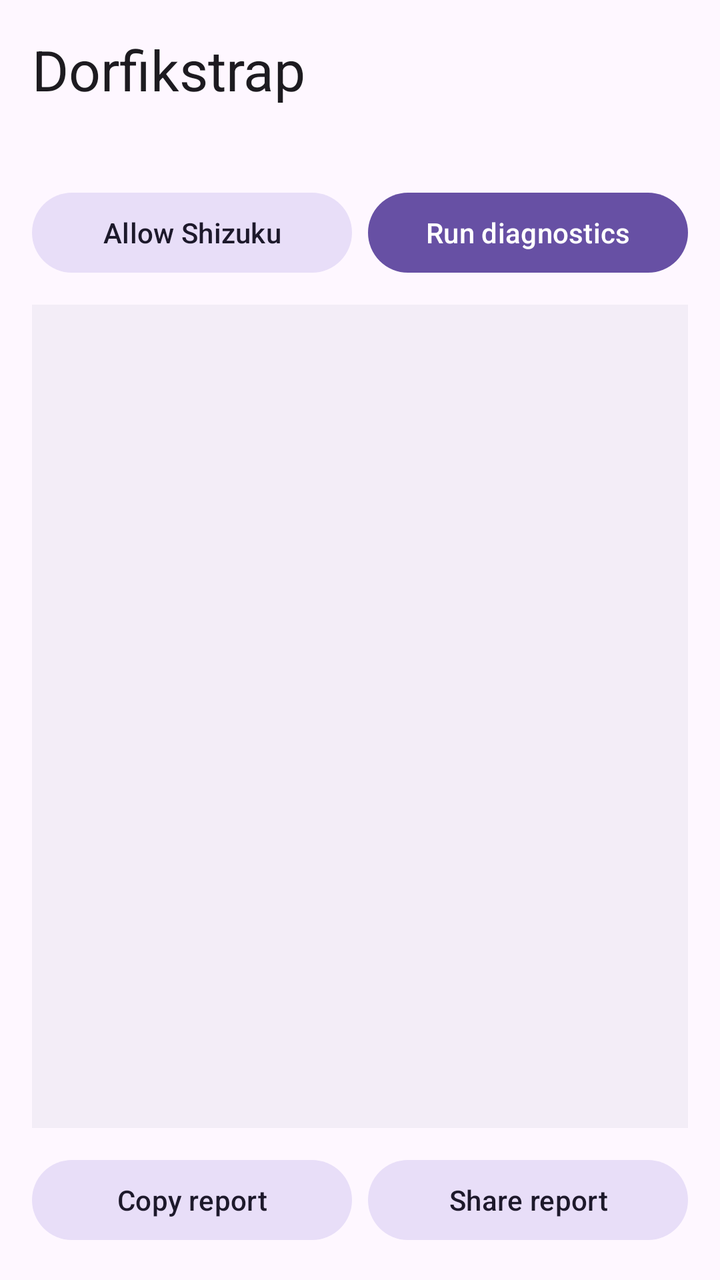
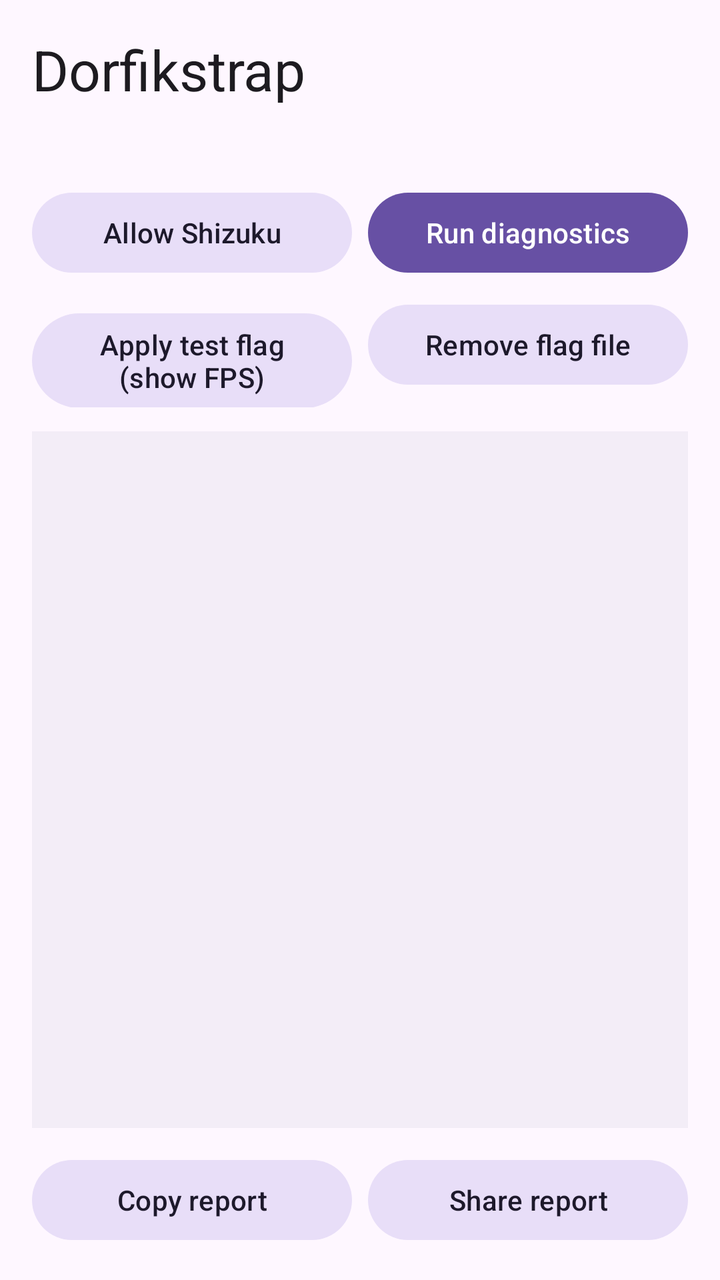

Before-and-after screenshots of an Android layout around one commit, followed by the original layout XML and the change that was made.
<!-- AndroidManifest.xml: application theme Theme.Dorfikstrap -->
<!-- res/layout/activity_main.xml -->
<?xml version="1.0" encoding="utf-8"?>
<LinearLayout xmlns:android="http://schemas.android.com/apk/res/android"
    android:layout_width="match_parent"
    android:layout_height="match_parent"
    android:background="?attr/colorSurface"
    android:fitsSystemWindows="true"
    android:orientation="vertical"
    android:padding="16dp">

    <TextView
        android:layout_width="match_parent"
        android:layout_height="wrap_content"
        android:text="@string/app_name"
        android:textAppearance="?attr/textAppearanceHeadlineMedium" />

    <TextView
        android:id="@+id/status"
        android:layout_width="match_parent"
        android:layout_height="wrap_content"
        android:layout_marginTop="8dp"
        android:textAppearance="?attr/textAppearanceBodyMedium" />

    <LinearLayout
        android:layout_width="match_parent"
        android:layout_height="wrap_content"
        android:layout_marginTop="12dp"
        android:orientation="horizontal">

        <com.google.android.material.button.MaterialButton
            android:id="@+id/grant"
            style="@style/Widget.Material3.Button.TonalButton"
            android:layout_width="0dp"
            android:layout_height="wrap_content"
            android:layout_marginEnd="8dp"
            android:layout_weight="1"
            android:text="@string/grant" />

        <com.google.android.material.button.MaterialButton
            android:id="@+id/run"
            android:layout_width="0dp"
            android:layout_height="wrap_content"
            android:layout_weight="1"
            android:text="@string/run_diag" />
    </LinearLayout>

    <ScrollView
        android:layout_width="match_parent"
        android:layout_height="0dp"
        android:layout_marginTop="12dp"
        android:layout_weight="1"
        android:background="?attr/colorSurfaceContainer">

        <HorizontalScrollView
            android:layout_width="wrap_content"
            android:layout_height="wrap_content">

            <TextView
                android:id="@+id/report"
                android:layout_width="wrap_content"
                android:layout_height="wrap_content"
                android:fontFamily="monospace"
                android:padding="8dp"
                android:textIsSelectable="true"
                android:textSize="11sp" />
        </HorizontalScrollView>
    </ScrollView>

    <LinearLayout
        android:layout_width="match_parent"
        android:layout_height="wrap_content"
        android:layout_marginTop="12dp"
        android:orientation="horizontal">

        <com.google.android.material.button.MaterialButton
            android:id="@+id/copy"
            style="@style/Widget.Material3.Button.TonalButton"
            android:layout_width="0dp"
            android:layout_height="wrap_content"
            android:layout_marginEnd="8dp"
            android:layout_weight="1"
            android:text="@string/copy" />

        <com.google.android.material.button.MaterialButton
            android:id="@+id/share"
            style="@style/Widget.Material3.Button.TonalButton"
            android:layout_width="0dp"
            android:layout_height="wrap_content"
            android:layout_weight="1"
            android:text="@string/share" />
    </LinearLayout>
</LinearLayout>
<!-- resources referenced by this layout -->
<resources>
  <string name="app_name">Dorfikstrap</string>
  <string name="copy">Copy report</string>
  <string name="grant">Allow Shizuku</string>
  <string name="run_diag">Run diagnostics</string>
  <string name="share">Share report</string>
  <style name="Theme.Dorfikstrap" parent="Theme.Material3.DayNight.NoActionBar" />
</resources>

<!-- the commit's change to res/layout/activity_main.xml (unified diff, before → after) -->
@@ -41,6 +41,30 @@
             android:layout_height="wrap_content"
             android:layout_weight="1"
             android:text="@string/run_diag" />
+    </LinearLayout>
+
+    <LinearLayout
+        android:layout_width="match_parent"
+        android:layout_height="wrap_content"
+        android:layout_marginTop="8dp"
+        android:orientation="horizontal">
+
+        <com.google.android.material.button.MaterialButton
+            android:id="@+id/apply"
+            style="@style/Widget.Material3.Button.TonalButton"
+            android:layout_width="0dp"
+            android:layout_height="wrap_content"
+            android:layout_marginEnd="8dp"
+            android:layout_weight="1"
+            android:text="@string/apply_flag" />
+
+        <com.google.android.material.button.MaterialButton
+            android:id="@+id/remove"
+            style="@style/Widget.Material3.Button.TonalButton"
+            android:layout_width="0dp"
+            android:layout_height="wrap_content"
+            android:layout_weight="1"
+            android:text="@string/remove_flag" />
     </LinearLayout>
 
     <ScrollView
<!-- resource entries referenced after the edit -->
@@ -1,8 +1,10 @@
 <!-- resources referenced by this layout -->
 <resources>
   <string name="app_name">Dorfikstrap</string>
+  <string name="apply_flag">Apply test flag (show FPS)</string>
   <string name="copy">Copy report</string>
   <string name="grant">Allow Shizuku</string>
+  <string name="remove_flag">Remove flag file</string>
   <string name="run_diag">Run diagnostics</string>
   <string name="share">Share report</string>
   <style name="Theme.Dorfikstrap" parent="Theme.Material3.DayNight.NoActionBar" />
